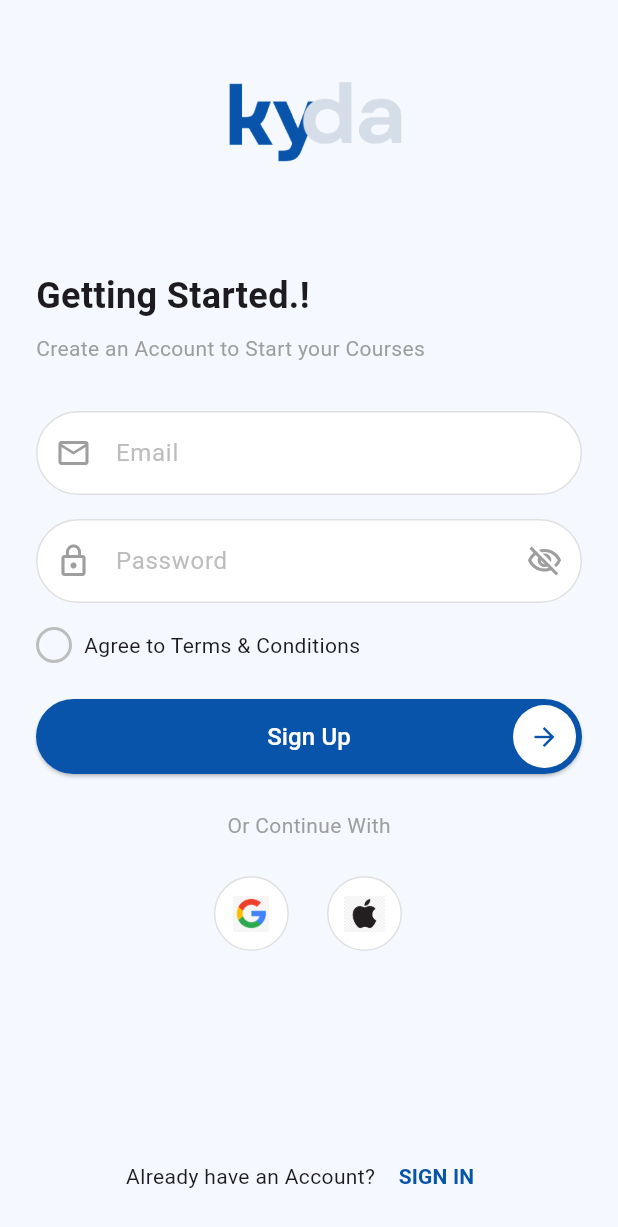
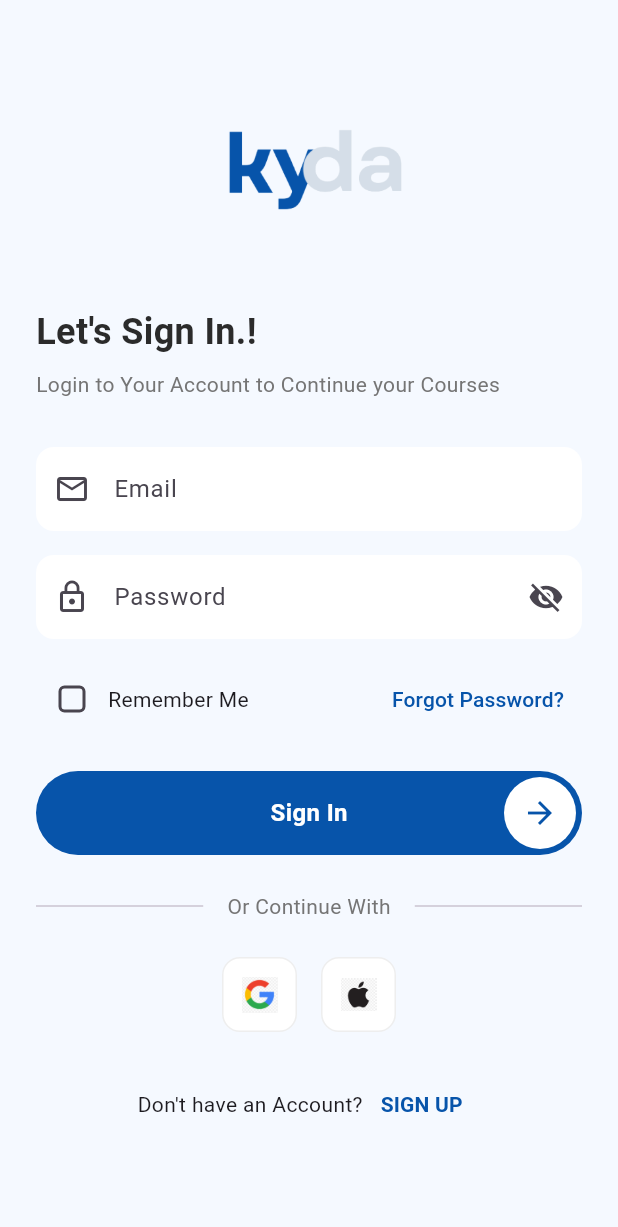
Before and after one commit to david123mbah/Kyda, a Flutter app: the screen it shows after launch, on a phone screen of 412 x 824 dp. Shown: the top 1227 px of the screen. Run offline on Flutter 3.47's test engine with Material 3 defaults, Android fonts, the phone set to English and light mode, and no system bars.

Commit message:
feat(LoginPage): this is to commit the design of the login page.

```diff
--- /dev/null
+++ b/lib/login.dart
@@ -0,0 +1,250 @@
+import 'package:flutter/material.dart';
+
+class LoginPage extends StatefulWidget {
+  const LoginPage({super.key});
+
+  @override
+  State<LoginPage> createState() => _LoginPageState();
+}
+
+class _LoginPageState extends State<LoginPage> {
+  bool _isPasswordVisible = false;
+  bool _rememberMe = false;
+
+  @override
+  Widget build(BuildContext context) {
+    return Scaffold(
+      backgroundColor: const Color(0xFFF5F9FF),
+      body: SafeArea(
+        child: SingleChildScrollView(
+          padding: const EdgeInsets.symmetric(horizontal: 24.0, vertical: 32.0),
+          child: Column(
+            crossAxisAlignment: CrossAxisAlignment.stretch,
+            children: [
+              // Logo
+              Padding(
+                padding: const EdgeInsets.only(top: 40.0),
+                child: Image.asset(
+                  'assets/images/nameLogo11.png',
+                  height: 100,
+                ),
+              ),
+              const SizedBox(height: 32),
+
+              // Let's Sign In Text
+              const Text(
+                "Let's Sign In.!",
+                style: TextStyle(
+                  fontSize: 24,
+                  fontWeight: FontWeight.bold,
+                  color: Color(0xFF2B2B2B),
+                ),
+              ),
+              const SizedBox(height: 8),
+
+              // Subtitle
+              const Text(
+                'Login to Your Account to Continue your Courses',
+                style: TextStyle(
+                  color: Color(0xFF757575),
+                  fontSize: 14,
+                ),
+              ),
+              const SizedBox(height: 32),
+
+              // Email Field
+              TextField(
+                decoration: InputDecoration(
+                  filled: true,
+                  fillColor: Colors.white,
+                  prefixIcon: const Icon(Icons.email_outlined),
+                  hintText: 'Email',
+                  border: OutlineInputBorder(
+                    borderRadius: BorderRadius.circular(12),
+                    borderSide: BorderSide.none,
+                  ),
+                ),
+              ),
+              const SizedBox(height: 16),
+
+              // Password Field
+              TextField(
+                obscureText: !_isPasswordVisible,
+                decoration: InputDecoration(
+                  filled: true,
+                  fillColor: Colors.white,
+                  prefixIcon: const Icon(Icons.lock_outline),
+                  suffixIcon: IconButton(
+                    icon: Icon(
+                      _isPasswordVisible
+                          ? Icons.visibility
+                          : Icons.visibility_off,
+                    ),
+                    onPressed: () {
+                      setState(() {
+                        _isPasswordVisible = !_isPasswordVisible;
+                      });
+                    },
+                  ),
+                  hintText: 'Password',
+                  border: OutlineInputBorder(
+                    borderRadius: BorderRadius.circular(12),
+                    borderSide: BorderSide.none,
+                  ),
+                ),
+              ),
+              const SizedBox(height: 16),
+
+              // Remember Me and Forgot Password
+              Row(
+                mainAxisAlignment: MainAxisAlignment.spaceBetween,
+                children: [
+                  Row(
+                    children: [
+                      Checkbox(
+                        value: _rememberMe,
+                        onChanged: (value) {
+                          setState(() {
+                            _rememberMe = value ?? false;
+                          });
+                        },
+                        shape: RoundedRectangleBorder(
+                          borderRadius: BorderRadius.circular(4),
+                        ),
+                      ),
+                      const Text('Remember Me'),
+                    ],
+                  ),
+                  TextButton(
+                    onPressed: () {},
+                    child: const Text(
+                      'Forgot Password?',
+                      style: TextStyle(color: Color(0xFF0754AA)),
+                    ),
+                  ),
+                ],
+              ),
+              const SizedBox(height: 24),
+
+              // Updated Sign In Button
+              Container(
+                height: 56,
+                decoration: BoxDecoration(
+                  color: const Color(0xFF0754AA),
+                  borderRadius: BorderRadius.circular(28),
+                ),
+                child: Stack(
+                  children: [
+                    // Main Sign In Text
+                    const Center(
+                      child: Text(
+                        'Sign In',
+                        style: TextStyle(
+                          color: Colors.white,
+                          fontSize: 16,
+                          fontWeight: FontWeight.w600,
+                        ),
+                      ),
+                    ),
+                    // Circular button with arrow
+                    Positioned(
+                      right: 4,
+                      top: 4,
+                      child: Container(
+                        height: 48,
+                        width: 48,
+                        decoration: const BoxDecoration(
+                          color: Colors.white,
+                          shape: BoxShape.circle,
+                        ),
+                        child: const Center(
+                          child: Icon(
+                            Icons.arrow_forward,
+                            color: Color(0xFF0754AA),
+                            size: 24,
+                          ),
+                        ),
+                      ),
+                    ),
+                    // Make the entire button clickable
+                    Material(
+                      color: Colors.transparent,
+                      child: InkWell(
+                        onTap: () {
+                          // Add your sign in logic here
+                        },
+                        borderRadius: BorderRadius.circular(28),
+                      ),
+                    ),
+                  ],
+                ),
+              ),
+              const SizedBox(height: 24),
+
+              // Or Continue With
+              const Row(
+                children: [
+                  Expanded(child: Divider()),
+                  Padding(
+                    padding: EdgeInsets.symmetric(horizontal: 16),
+                    child: Text(
+                      'Or Continue With',
+                      style: TextStyle(color: Color(0xFF757575)),
+                    ),
+                  ),
+                  Expanded(child: Divider()),
+                ],
+              ),
+              const SizedBox(height: 24),
+
+              // Social Login Buttons
+              Row(
+                mainAxisAlignment: MainAxisAlignment.center,
+                children: [
+                  _socialLoginButton('assets/images/google.png'),
+                  const SizedBox(width: 16),
+                  _socialLoginButton('assets/images/apple.png'),
+                ],
+              ),
+              const SizedBox(height: 24),
+
+              // Sign Up Link
+              Row(
+                mainAxisAlignment: MainAxisAlignment.center,
+                children: [
+                  const Text("Don't have an Account?"),
+                  TextButton(
+                    onPressed: () {},
+                    child: const Text(
+                      'SIGN UP',
+                      style: TextStyle(
+                        color: Color(0xFF0754AA),
+                        fontWeight: FontWeight.bold,
+                      ),
+                    ),
+                  ),
+                ],
+              ),
+            ],
+          ),
+        ),
+      ),
+    );
+  }
+
+  Widget _socialLoginButton(String iconPath) {
+    return Container(
+      padding: const EdgeInsets.all(12),
+      decoration: BoxDecoration(
+        color: Colors.white,
+        borderRadius: BorderRadius.circular(12),
+        border: Border.all(color: Colors.grey.shade200),
+      ),
+      child: Image.asset(
+        iconPath,
+        height: 24,
+        width: 24,
+      ),
+    );
+  }
+}
--- a/lib/main.dart
+++ b/lib/main.dart
@@ -1,6 +1,8 @@
 import 'package:flutter/material.dart';
+import 'package:kyda/signup_page.dart';
 
-import 'signup.dart';
+//import 'signup.dart';
+import 'login.dart';
 
 void main() {
   runApp(const MyApp());
@@ -12,8 +14,8 @@
   @override
   Widget build(BuildContext context) {
     return const MaterialApp(
-      debugShowCheckedModeBanner: false,  // This removes the debug banner
-      home: SignUpScreen(),
+      debugShowCheckedModeBanner: false,
+      home: LoginPage(),
     );
   }
 }
```
Also changed, not shown: lib/signup_page.dart (renamed from lib/signUp.dart).
